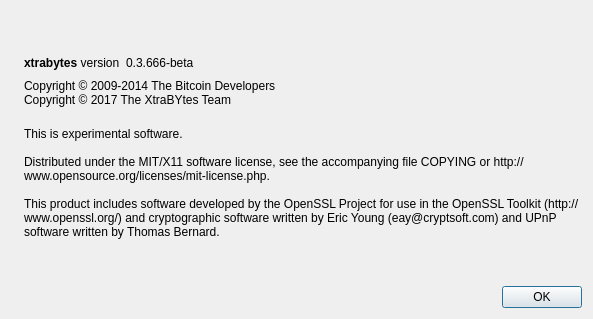
This is src/qt/forms/aboutdialog.ui in XTRABYTES/XTRABYTES as Qt 5 draws it before an edit. The edited form follows.
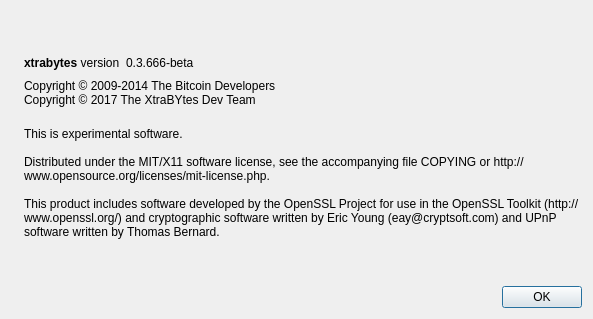
This is the edited form. Icons and pictures are not drawn.

```diff
--- a/src/qt/forms/aboutdialog.ui
+++ b/src/qt/forms/aboutdialog.ui
@@ -92,7 +92,7 @@
        </property>
        <property name="text">
         <string>Copyright © 2009-2014 The Bitcoin Developers
-Copyright © 2017 The XtraBYtes Team</string>
+Copyright © 2017 The XtraBYtes Dev Team</string>
        </property>
        <property name="textInteractionFlags">
         <set>Qt::LinksAccessibleByMouse|Qt::TextSelectableByKeyboard|Qt::TextSelectableByMouse</set>
```
